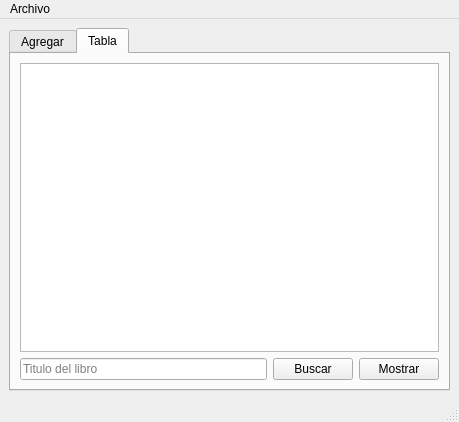
HectorGuerreroDiaz/SemAlgoritmia-Particulas-Interactivas, file mainwindow.ui: the form before one commit.
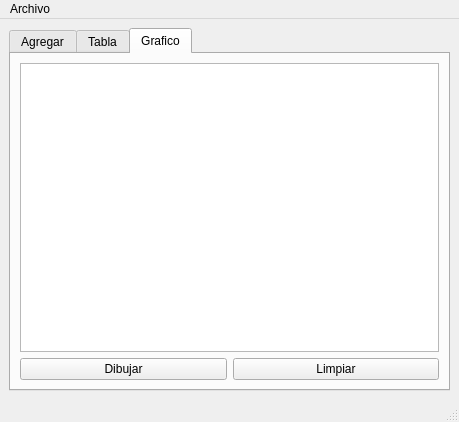
The form after the commit.

```diff
--- a/mainwindow.ui
+++ b/mainwindow.ui
@@ -18,7 +18,7 @@
     <item>
      <widget class="QTabWidget" name="tabWidget">
       <property name="currentIndex">
-       <number>1</number>
+       <number>2</number>
       </property>
       <widget class="QWidget" name="tab">
        <attribute name="title">
@@ -251,6 +251,30 @@
         </item>
        </layout>
       </widget>
+      <widget class="QWidget" name="tab_3">
+       <attribute name="title">
+        <string>Grafico</string>
+       </attribute>
+       <layout class="QGridLayout" name="gridLayout_3">
+        <item row="1" column="0">
+         <widget class="QPushButton" name="dibujar">
+          <property name="text">
+           <string>Dibujar</string>
+          </property>
+         </widget>
+        </item>
+        <item row="1" column="1">
+         <widget class="QPushButton" name="limpiar">
+          <property name="text">
+           <string>Limpiar</string>
+          </property>
+         </widget>
+        </item>
+        <item row="0" column="0" colspan="2">
+         <widget class="QGraphicsView" name="graphicsView"/>
+        </item>
+       </layout>
+      </widget>
      </widget>
     </item>
    </layout>
```
